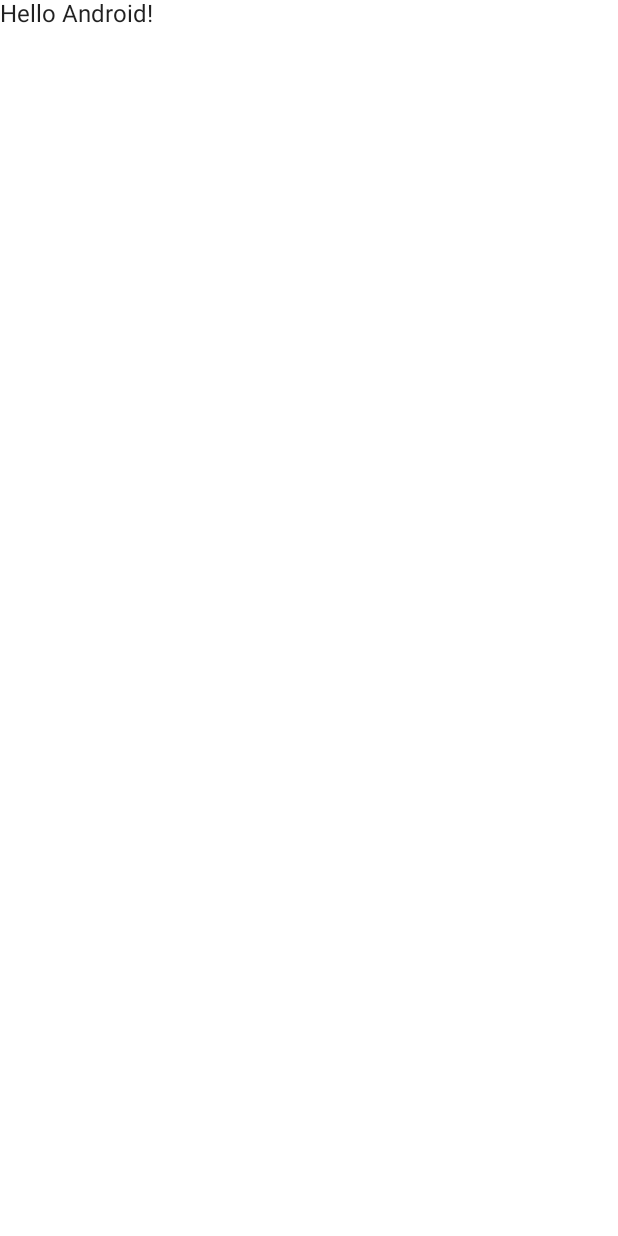
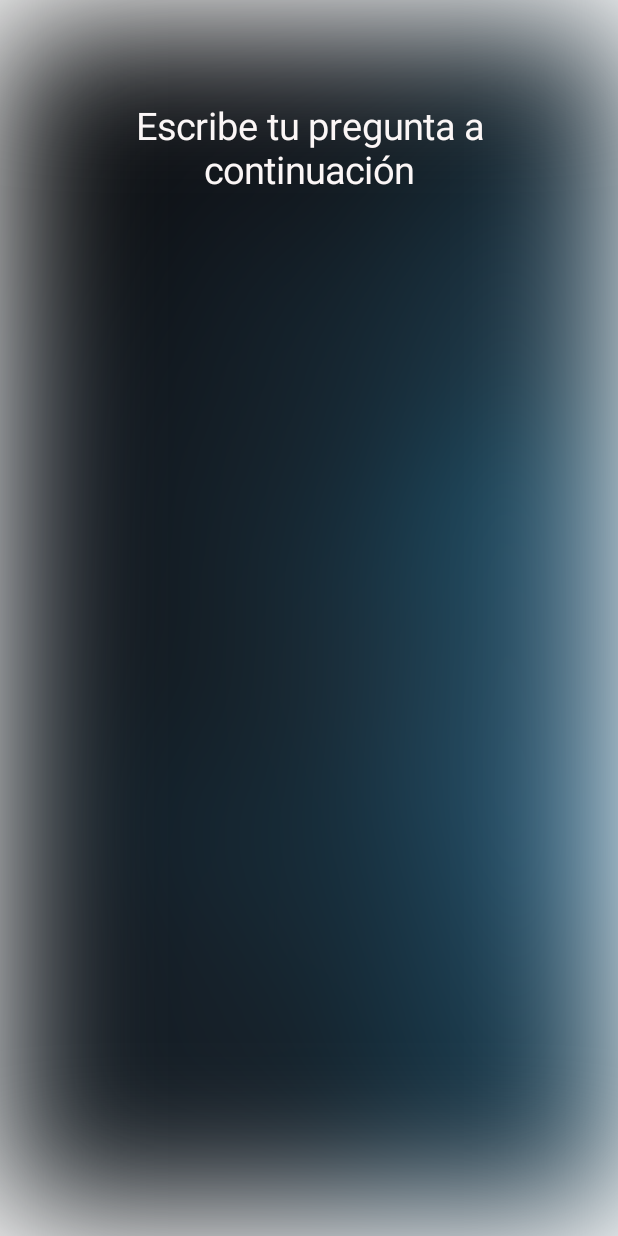
Before and after one commit to ligomezm/TheMagic8Ball, an Android app built with Jetpack Compose: the screen it shows after launch (MainActivity), on a phone screen of 412 x 824 dp. Before the commit the screen is almost empty. Run offline under Robolectric (Android 15) with nearby library versions, the phone set to English and light mode, and no system bars; our stand-ins replace Dagger/Hilt's generated code.

Commit message:
Implementing backgroung image

```diff
--- a/app/src/main/AndroidManifest.xml
+++ b/app/src/main/AndroidManifest.xml
@@ -4,6 +4,7 @@
     package="com.example.ball8magic">
 
     <application
+        android:name=".MagicBall"
         android:allowBackup="true"
         android:dataExtractionRules="@xml/data_extraction_rules"
         android:fullBackupContent="@xml/backup_rules"
@@ -14,7 +15,7 @@
         android:theme="@style/Theme.Ball8Magic"
         tools:targetApi="31">
         <activity
-            android:name=".MainActivity"
+            android:name=".presentation.MainActivity"
             android:exported="true"
             android:label="@string/app_name"
             android:theme="@style/Theme.Ball8Magic">
--- /dev/null
+++ b/app/src/main/java/com/example/ball8magic/MagicBall.kt
@@ -0,0 +1,7 @@
+package com.example.ball8magic
+
+import android.app.Application
+import dagger.hilt.android.HiltAndroidApp
+
+@HiltAndroidApp
+class MagicBall : Application()
--- a/app/src/main/java/com/example/ball8magic/MainActivity.kt
+++ b/app/src/main/java/com/example/ball8magic/presentation/MainActivity.kt
@@ -1,4 +1,4 @@
-package com.example.ball8magic
+package com.example.ball8magic.presentation
 
 import android.os.Bundle
 import androidx.activity.ComponentActivity
@@ -10,8 +10,10 @@ import androidx.compose.material.Text
 import androidx.compose.runtime.Composable
 import androidx.compose.ui.Modifier
 import androidx.compose.ui.tooling.preview.Preview
-import com.example.ball8magic.ui.theme.Ball8MagicTheme
+import com.example.ball8magic.presentation.ui.theme.Ball8MagicTheme
+import dagger.hilt.android.AndroidEntryPoint
 
+@AndroidEntryPoint
 class MainActivity : ComponentActivity() {
     override fun onCreate(savedInstanceState: Bundle?) {
         super.onCreate(savedInstanceState)
@@ -22,7 +24,7 @@ class MainActivity : ComponentActivity() {
                     modifier = Modifier.fillMaxSize(),
                     color = MaterialTheme.colors.background
                 ) {
-                    Greeting("Android")
+                    Navigation()
                 }
             }
         }
--- /dev/null
+++ b/app/src/main/java/com/example/ball8magic/presentation/Navigation.kt
@@ -0,0 +1,17 @@
+package com.example.ball8magic.presentation
+
+import androidx.compose.runtime.Composable
+import androidx.navigation.compose.NavHost
+import androidx.navigation.compose.composable
+import androidx.navigation.compose.rememberNavController
+import com.example.ball8magic.presentation.ui.MagicBallScreen
+
+@Composable
+fun Navigation() {
+    val navController = rememberNavController()
+    NavHost(navController = navController, startDestination = Screen.MagicBallScreen.route){
+        composable(route = Screen.MagicBallScreen.route) {
+            MagicBallScreen(navController = navController)
+        }
+    }
+}
--- /dev/null
+++ b/app/src/main/java/com/example/ball8magic/presentation/Screen.kt
@@ -0,0 +1,5 @@
+package com.example.ball8magic.presentation
+
+sealed class Screen(val route: String) {
+    object MagicBallScreen : Screen("magic_ball_screen")
+}
--- /dev/null
+++ b/app/src/main/java/com/example/ball8magic/presentation/ui/MagicBallScreen.kt
@@ -0,0 +1,45 @@
+package com.example.ball8magic.presentation.ui
+
+import androidx.compose.foundation.Image
+import androidx.compose.foundation.layout.*
+import androidx.compose.material.Text
+import androidx.compose.runtime.Composable
+import androidx.compose.ui.Modifier
+import androidx.compose.ui.draw.BlurredEdgeTreatment
+import androidx.compose.ui.draw.blur
+import androidx.compose.ui.draw.scale
+import androidx.compose.ui.res.painterResource
+import androidx.compose.ui.text.font.FontFamily
+import androidx.compose.ui.text.style.TextAlign
+import androidx.compose.ui.unit.dp
+import androidx.compose.ui.unit.sp
+import androidx.navigation.NavController
+import com.example.ball8magic.R
+import com.example.ball8magic.presentation.ui.theme.TitleColor
+
+
+@Composable
+fun MagicBallScreen(navController: NavController) {
+    Box(modifier = Modifier.fillMaxSize()) {
+        Image(
+            painter = painterResource(id = R.drawable.background),
+            contentDescription = null,
+            modifier = Modifier
+                .fillMaxSize()
+                .blur(80.dp, edgeTreatment = BlurredEdgeTreatment.Unbounded)
+                .scale(1.2F))
+        Column(modifier = Modifier.fillMaxSize()) {
+            Spacer(modifier = Modifier.height(70.dp))
+            Text(
+                text = "Escribe tu pregunta a continuación",
+                color = TitleColor,
+                fontSize = 25.sp,
+                fontFamily = FontFamily.SansSerif,
+                modifier = Modifier.padding(horizontal = 54.dp),
+                textAlign = TextAlign.Center
+
+            )
+
+        }
+    }
+}
--- a/app/src/main/java/com/example/ball8magic/ui/theme/Color.kt
+++ b/app/src/main/java/com/example/ball8magic/presentation/ui/theme/Color.kt
@@ -1,4 +1,4 @@
-package com.example.ball8magic.ui.theme
+package com.example.ball8magic.presentation.ui.theme
 
 import androidx.compose.ui.graphics.Color
 
@@ -6,3 +6,4 @@ val Purple200 = Color(0xFFBB86FC)
 val Purple500 = Color(0xFF6200EE)
 val Purple700 = Color(0xFF3700B3)
 val Teal200 = Color(0xFF03DAC5)
+val TitleColor = Color(0xFFFBF6F6)
--- a/app/src/main/java/com/example/ball8magic/ui/theme/Shape.kt
+++ b/app/src/main/java/com/example/ball8magic/presentation/ui/theme/Shape.kt
@@ -1,4 +1,4 @@
-package com.example.ball8magic.ui.theme
+package com.example.ball8magic.presentation.ui.theme
 
 import androidx.compose.foundation.shape.RoundedCornerShape
 import androidx.compose.material.Shapes
--- a/app/src/main/java/com/example/ball8magic/ui/theme/Theme.kt
+++ b/app/src/main/java/com/example/ball8magic/presentation/ui/theme/Theme.kt
@@ -1,4 +1,4 @@
-package com.example.ball8magic.ui.theme
+package com.example.ball8magic.presentation.ui.theme
 
 import androidx.compose.foundation.isSystemInDarkTheme
 import androidx.compose.material.MaterialTheme
--- a/app/src/main/java/com/example/ball8magic/ui/theme/Type.kt
+++ b/app/src/main/java/com/example/ball8magic/presentation/ui/theme/Type.kt
@@ -1,4 +1,4 @@
-package com.example.ball8magic.ui.theme
+package com.example.ball8magic.presentation.ui.theme
 
 import androidx.compose.material.Typography
 import androidx.compose.ui.text.TextStyle
```
Also changed, not shown: app/build.gradle (+12 -1 lines), build.gradle (+6 -2 lines), app/src/main/res/drawable/background.jpeg (added).
